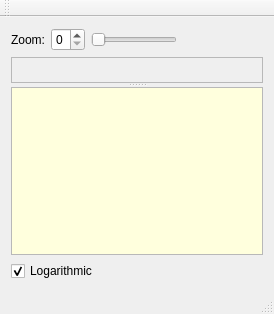
Qt form mainwindow.ui (elektrokokke/elektrocillin) before a commit.
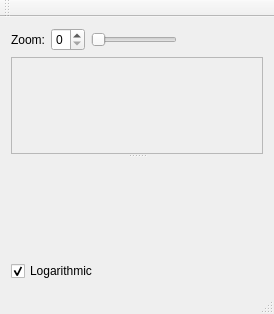
The same form after that commit. Custom widgets are drawn as their Qt base class.

Commit message:
Z-plane filter with simple GUI
Created the z-plane filter class ZPlaneFilter and a corresponding widget
class (ZPlaneWidget) that visualizes the frequency response of a filter
with given poles and zeros, and which allows manipulation of simple
filters.

The filter has not yet been tested on sound.

What changed in the file:
```diff
--- a/mainwindow.ui
+++ b/mainwindow.ui
@@ -81,48 +81,7 @@
         <enum>QFrame::Raised</enum>
        </property>
       </widget>
-      <widget class="QGraphicsView" name="graphicsView">
-       <property name="palette">
-        <palette>
-         <active>
-          <colorrole role="Base">
-           <brush brushstyle="SolidPattern">
-            <color alpha="255">
-             <red>255</red>
-             <green>255</green>
-             <blue>221</blue>
-            </color>
-           </brush>
-          </colorrole>
-         </active>
-         <inactive>
-          <colorrole role="Base">
-           <brush brushstyle="SolidPattern">
-            <color alpha="255">
-             <red>255</red>
-             <green>255</green>
-             <blue>221</blue>
-            </color>
-           </brush>
-          </colorrole>
-         </inactive>
-         <disabled>
-          <colorrole role="Base">
-           <brush brushstyle="SolidPattern">
-            <color alpha="255">
-             <red>255</red>
-             <green>255</green>
-             <blue>255</blue>
-            </color>
-           </brush>
-          </colorrole>
-         </disabled>
-        </palette>
-       </property>
-       <property name="dragMode">
-        <enum>QGraphicsView::RubberBandDrag</enum>
-       </property>
-      </widget>
+      <widget class="ZPlaneWidget" name="zPlaneWidget" native="true"/>
      </widget>
     </item>
     <item>
@@ -170,6 +129,12 @@
    <extends>QSlider</extends>
    <header>midipitchslider.h</header>
   </customwidget>
+  <customwidget>
+   <class>ZPlaneWidget</class>
+   <extends>QWidget</extends>
+   <header>zplanewidget.h</header>
+   <container>1</container>
+  </customwidget>
  </customwidgets>
  <resources/>
  <connections/>
```
The commit also changes 9 other files.
